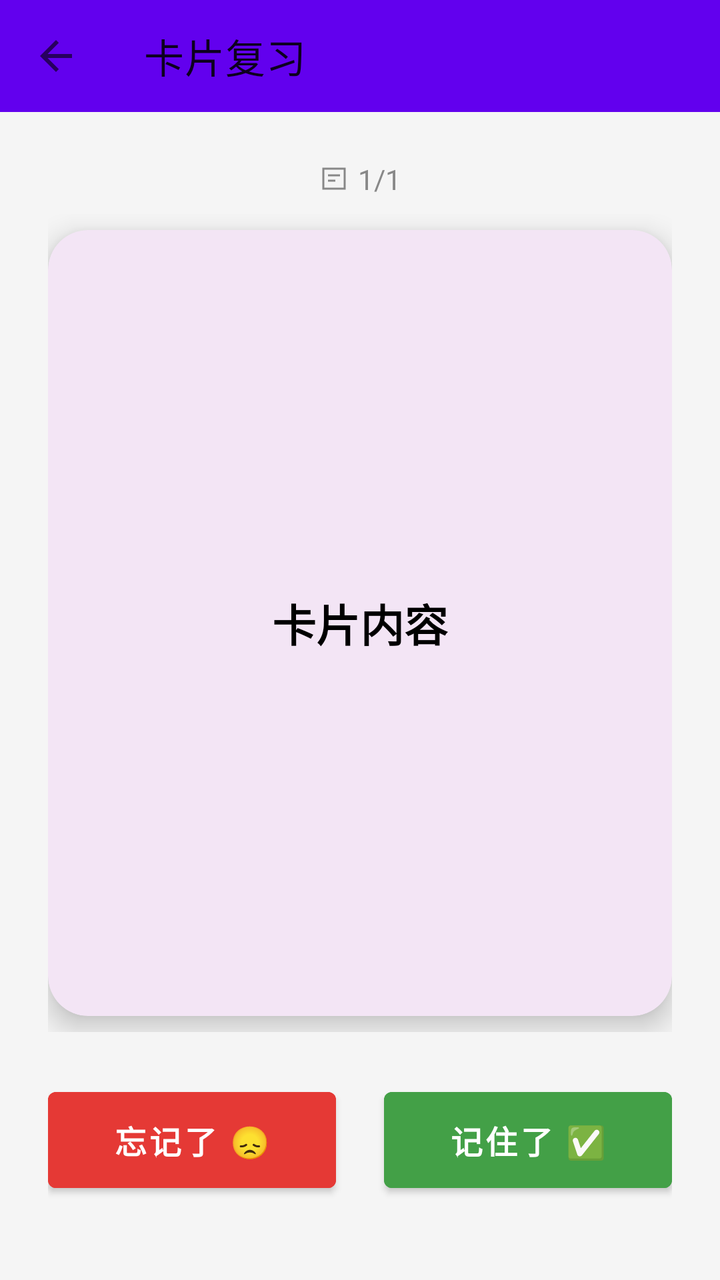
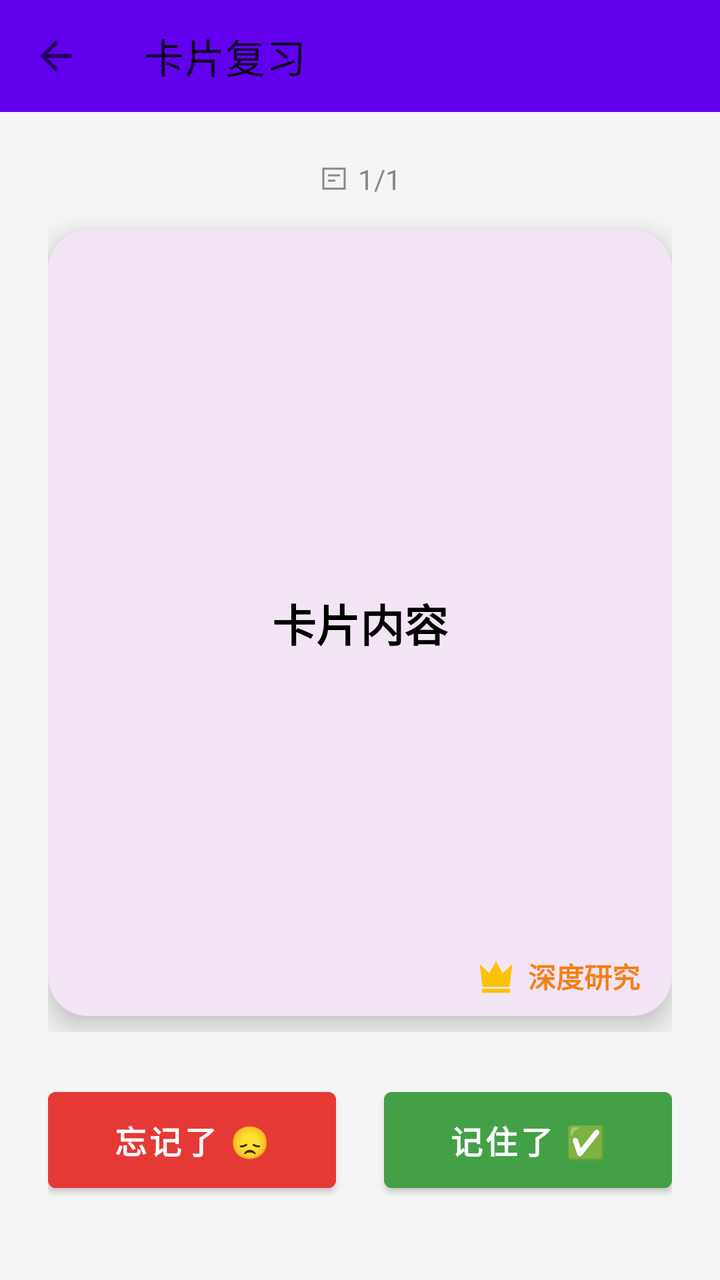

Two renders of the same Android screen: before a commit and after it. Below are the layout's source before the change and the commit's diff.
<!-- AndroidManifest.xml: application theme Theme.MemoryCards -->
<!-- res/layout/activity_review.xml -->
<?xml version="1.0" encoding="utf-8"?>
<androidx.constraintlayout.widget.ConstraintLayout xmlns:android="http://schemas.android.com/apk/res/android"
    xmlns:app="http://schemas.android.com/apk/res-auto"
    android:layout_width="match_parent"
    android:layout_height="match_parent"
    android:background="#F5F5F5">

    <androidx.appcompat.widget.Toolbar
        android:id="@+id/toolbar"
        android:layout_width="0dp"
        android:layout_height="?attr/actionBarSize"
        android:background="@color/purple_500"
        android:titleTextColor="@color/white"
        app:navigationIcon="?attr/homeAsUpIndicator"
        app:title="卡片复习"
        app:layout_constraintTop_toTopOf="parent"
        app:layout_constraintStart_toStartOf="parent"
        app:layout_constraintEnd_toEndOf="parent" />

    <LinearLayout
        android:id="@+id/contentArea"
        android:layout_width="0dp"
        android:layout_height="0dp"
        android:layout_margin="24dp"
        android:layout_marginBottom="16dp"
        android:orientation="vertical"
        app:layout_constraintTop_toBottomOf="@id/toolbar"
        app:layout_constraintBottom_toTopOf="@id/buttonBar"
        app:layout_constraintStart_toStartOf="parent"
        app:layout_constraintEnd_toEndOf="parent">

        <LinearLayout
            android:id="@+id/cardHeader"
            android:layout_width="wrap_content"
            android:layout_height="wrap_content"
            android:layout_gravity="center_horizontal"
            android:gravity="center_vertical"
            android:orientation="horizontal">

            <ImageView
                android:id="@+id/ivCardFace"
                android:layout_width="16dp"
                android:layout_height="16dp"
                android:contentDescription="@string/front"
                android:src="@drawable/ic_card_front" />

            <TextView
                android:id="@+id/tvProgress"
                android:layout_width="wrap_content"
                android:layout_height="wrap_content"
                android:layout_marginStart="4dp"
                android:text="1/1"
                android:textColor="#888888"
                android:textSize="14sp" />

        </LinearLayout>

        <FrameLayout
            android:layout_width="match_parent"
            android:layout_height="0dp"
            android:layout_weight="1"
            android:layout_marginTop="8dp">

            <androidx.cardview.widget.CardView
                android:id="@+id/flipCardContainer"
                android:layout_width="match_parent"
                android:layout_height="match_parent"
                android:layout_marginTop="8dp"
                android:layout_marginBottom="8dp"
                app:cardElevation="8dp"
                app:cardCornerRadius="20dp"
                app:cardBackgroundColor="@color/card_front_bg"
                android:clickable="true"
                android:focusable="true">

                <LinearLayout
                    android:layout_width="match_parent"
                    android:layout_height="match_parent"
                    android:orientation="vertical"
                    android:gravity="center"
                    android:padding="32dp">

                    <TextView
                        android:id="@+id/tvCardContent"
                        android:layout_width="match_parent"
                        android:layout_height="wrap_content"
                        android:textSize="22sp"
                        android:textStyle="bold"
                        android:textColor="#000000"
                        android:gravity="center"
                        android:lineSpacingExtra="8dp"
                        android:text="卡片内容" />

                </LinearLayout>

            </androidx.cardview.widget.CardView>

            <ImageButton
                android:id="@+id/btnCrown"
                android:layout_width="40dp"
                android:layout_height="40dp"
                android:layout_gravity="top|end"
                android:layout_margin="8dp"
                android:padding="8dp"
                android:background="?attr/selectableItemBackgroundBorderless"
                android:contentDescription="会员深度研究"
                android:src="@drawable/ic_crown" />

        </FrameLayout>

    </LinearLayout>

    <LinearLayout
        android:id="@+id/buttonBar"
        android:layout_width="0dp"
        android:layout_height="wrap_content"
        android:orientation="horizontal"
        android:layout_marginHorizontal="24dp"
        android:layout_marginBottom="40dp"
        android:gravity="center"
        app:layout_constraintBottom_toBottomOf="parent"
        app:layout_constraintStart_toStartOf="parent"
        app:layout_constraintEnd_toEndOf="parent">

        <Button
            android:id="@+id/btnForgot"
            android:layout_width="0dp"
            android:layout_height="60dp"
            android:layout_weight="1"
            android:text="忘记了 😞"
            android:textSize="16sp"
            android:textStyle="bold"
            android:backgroundTint="@color/forgot_btn"
            android:textColor="@color/white"
            android:layout_marginEnd="12dp" />

        <Button
            android:id="@+id/btnRemember"
            android:layout_width="0dp"
            android:layout_height="60dp"
            android:layout_weight="1"
            android:text="记住了 ✅"
            android:textSize="16sp"
            android:textStyle="bold"
            android:backgroundTint="@color/remember_btn"
            android:textColor="@color/white"
            android:layout_marginStart="12dp" />

    </LinearLayout>

</androidx.constraintlayout.widget.ConstraintLayout>
<!-- resources referenced by this layout -->
<resources>
  <color name="card_front_bg">#FFF3E5F5</color>
  <color name="forgot_btn">#FFE53935</color>
  <color name="purple_500">#FF6200EE</color>
  <color name="remember_btn">#FF43A047</color>
  <color name="white">#FFFFFFFF</color>
  <!-- drawable ic_card_front (drawable) -->
  <vector xmlns:android="http://schemas.android.com/apk/res/android"
      android:width="24dp"
      android:height="24dp"
      android:viewportWidth="24"
      android:viewportHeight="24">
      <path
          android:fillColor="#00000000"
          android:strokeColor="#888888"
          android:strokeWidth="1.6"
          android:pathData="M4,4.5H20V19.5H4Z" />
      <path
          android:fillColor="#00000000"
          android:strokeColor="#888888"
          android:strokeWidth="1.4"
          android:pathData="M7.5,9.5H16.5M7.5,13.5H13" />
  </vector>
  <!-- drawable ic_crown (drawable) -->
  <vector xmlns:android="http://schemas.android.com/apk/res/android"
      android:width="24dp"
      android:height="24dp"
      android:viewportWidth="24"
      android:viewportHeight="24">
      <path
          android:fillColor="#FFC107"
          android:pathData="M12,4.5L15.3,10.6L20.2,6L18.7,17.4H5.3L3.8,6L8.7,10.6Z" />
      <path
          android:fillColor="#FFC107"
          android:pathData="M5,18.4H19V20.4H5Z" />
  </vector>
  <string name="front">正面</string>
  <style name="Theme.MemoryCards" parent="Theme.MaterialComponents.DayNight.NoActionBar">
          <item name="colorPrimary">@color/purple_500</item>
          <item name="colorPrimaryVariant">@color/purple_700</item>
          <item name="colorOnPrimary">@color/white</item>
          <item name="colorSecondary">@color/teal_200</item>
          <item name="colorSecondaryVariant">@color/teal_700</item>
      </style>
  <color name="purple_700">#FF3700B3</color>
  <color name="teal_200">#FF03DAC5</color>
  <color name="teal_700">#FF018786</color>
</resources>

<!-- the commit's change to res/layout/activity_review.xml (unified diff, before → after) -->
@@ -95,16 +95,73 @@
 
             </androidx.cardview.widget.CardView>
 
-            <ImageButton
-                android:id="@+id/btnCrown"
-                android:layout_width="40dp"
-                android:layout_height="40dp"
-                android:layout_gravity="top|end"
+            <androidx.cardview.widget.CardView
+                android:id="@+id/researchCard"
+                android:layout_width="match_parent"
+                android:layout_height="match_parent"
+                android:layout_marginTop="8dp"
+                android:layout_marginBottom="8dp"
+                android:visibility="gone"
+                app:cardElevation="8dp"
+                app:cardCornerRadius="20dp"
+                app:cardBackgroundColor="@color/card_research_bg">
+
+                <LinearLayout
+                    android:layout_width="match_parent"
+                    android:layout_height="match_parent"
+                    android:orientation="vertical"
+                    android:padding="24dp"
+                    android:paddingBottom="48dp">
+
+                    <ScrollView
+                        android:layout_width="match_parent"
+                        android:layout_height="0dp"
+                        android:layout_weight="1">
+
+                        <TextView
+                            android:id="@+id/tvResearchContent"
+                            android:layout_width="match_parent"
+                            android:layout_height="wrap_content"
+                            android:textSize="16sp"
+                            android:textColor="#333333"
+                            android:lineSpacingExtra="6dp"
+                            android:text="点击下方按钮，对这张卡片做深度研究" />
+
+                    </ScrollView>
+
+                    <Button
+                        android:id="@+id/btnResearch"
+                        android:layout_width="wrap_content"
+                        android:layout_height="wrap_content"
+                        android:layout_gravity="center_horizontal"
+                        android:layout_marginTop="12dp"
+                        android:text="开始深度研究"
+                        android:textSize="15sp"
+                        android:textStyle="bold"
+                        android:backgroundTint="@color/research_gold"
+                        android:textColor="@color/white" />
+
+                </LinearLayout>
+
+            </androidx.cardview.widget.CardView>
+
+            <TextView
+                android:id="@+id/btnDeepResearch"
+                android:layout_width="wrap_content"
+                android:layout_height="wrap_content"
+                android:layout_gravity="bottom|end"
                 android:layout_margin="8dp"
                 android:padding="8dp"
+                android:translationZ="16dp"
                 android:background="?attr/selectableItemBackgroundBorderless"
-                android:contentDescription="会员深度研究"
-                android:src="@drawable/ic_crown" />
+                android:drawableStart="@drawable/ic_crown"
+                android:drawablePadding="4dp"
+                android:gravity="center_vertical"
+                android:singleLine="true"
+                android:text="深度研究"
+                android:textColor="@color/research_gold"
+                android:textSize="14sp"
+                android:textStyle="bold" />
 
         </FrameLayout>
 
<!-- resource entries referenced after the edit -->
@@ -1,9 +1,11 @@
 <!-- resources referenced by this layout -->
 <resources>
   <color name="card_front_bg">#FFF3E5F5</color>
+  <color name="card_research_bg">#FFFFFDE7</color>
   <color name="forgot_btn">#FFE53935</color>
   <color name="purple_500">#FF6200EE</color>
   <color name="remember_btn">#FF43A047</color>
+  <color name="research_gold">#FFF57F17</color>
   <color name="white">#FFFFFFFF</color>
   <!-- drawable ic_card_front (drawable) -->
   <vector xmlns:android="http://schemas.android.com/apk/res/android"
